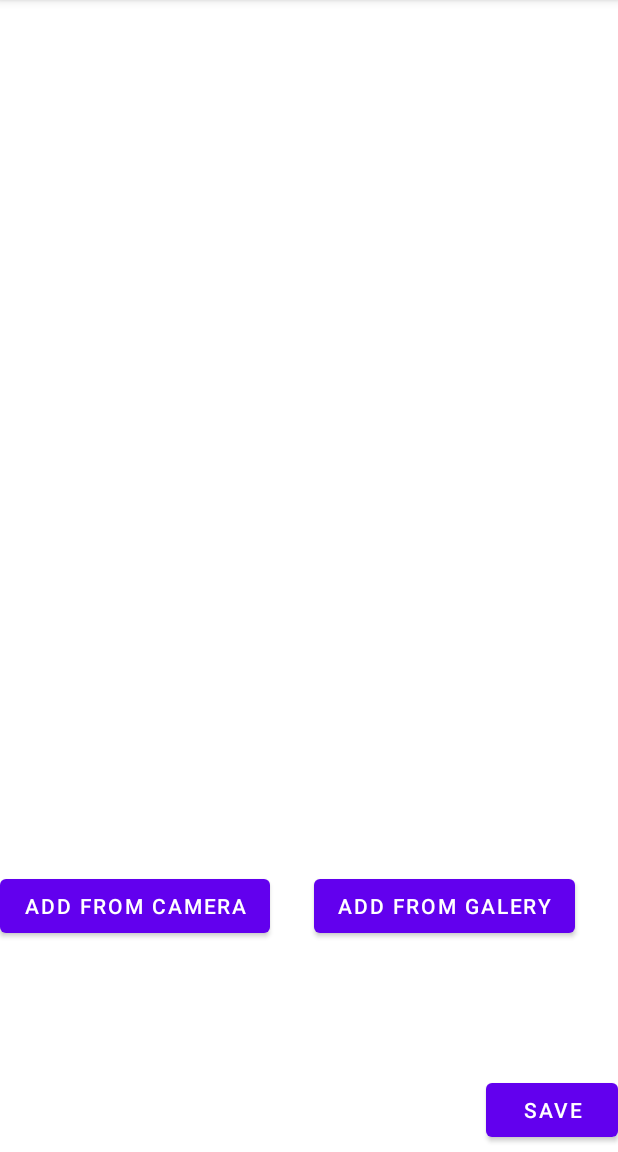
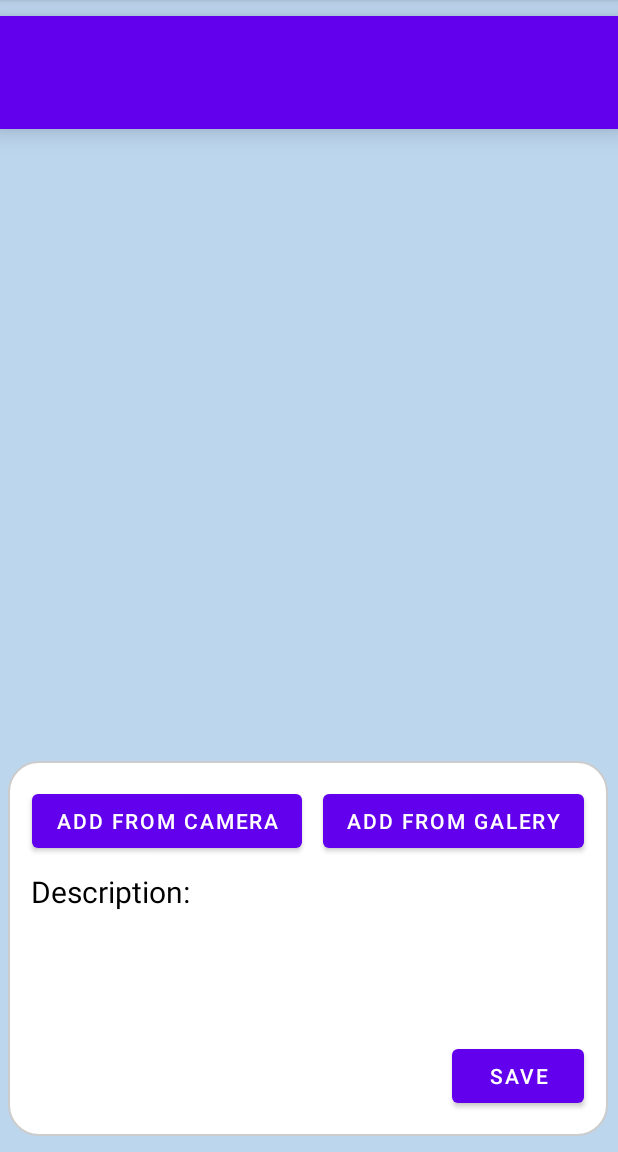
Before and after one commit to Metran10/Memories_Atlas, an Android app: the MapShowDetailsActivity screen opened directly, with no data from a screen before it, on a phone screen of 412 x 824 dp, the part 84-1236 px from its top. Run offline under Robolectric (Android 15) with nearby library versions, the phone set to English and light mode, and no system bars; 1 statement that could not run was skipped.

Commit message:
Metran10 - mapGalleryAdpaterv2 and better gallery layout

```diff
--- a/app/src/main/java/com/example/memories_atlas/googleMapsActivities/MapGalleryAdapter.kt
+++ b/app/src/main/java/com/example/memories_atlas/googleMapsActivities/MapGalleryAdapter.kt
@@ -3,6 +3,7 @@ package com.example.memories_atlas.googleMapsActivities
 import android.content.Context
 import android.net.Uri
 import android.view.LayoutInflater
+import android.view.View
 import android.view.ViewGroup
 import android.widget.ImageView
 import android.widget.TextView
@@ -11,28 +12,29 @@ import com.example.memories_atlas.R
 import com.example.memories_atlas.mainActivity.SetsAdapter
 import com.example.memories_atlas.models.UserSet
 
-class MapGalleryAdapter(val context: Context, val photos: MutableList<String>, val onClickListener: SetsAdapter.OnClickListener): RecyclerView.Adapter<SetsAdapter.ViewHolder>() {
+class MapGalleryAdapter(): RecyclerView.Adapter<GalleryViewHolder>() {
 
-    interface OnClickListener {
-        fun onItemClick(position: Int)
-    }
 
-    override fun onCreateViewHolder(parent: ViewGroup, viewType: Int): SetsAdapter.ViewHolder {
-        val view = LayoutInflater.from(context).inflate(R.layout.map_gallery_image, parent, false)
-        return SetsAdapter.ViewHolder(view)
+    override fun onCreateViewHolder(parent: ViewGroup, viewType: Int): GalleryViewHolder {
+        val layoutInflater = LayoutInflater.from(parent.context)
+        val galleryImage = layoutInflater.inflate(R.layout.map_gallery_image, parent, false)
+
+        return GalleryViewHolder(galleryImage)
     }
 
     override fun onBindViewHolder(holder: SetsAdapter.ViewHolder, position: Int) {
-        val photo_uri = photos[position]
-        val img_view = holder.itemView.findViewById<ImageView>(R.id.map_gallery_photo)
-
-        img_view.setImageURI(Uri.parse(photo_uri))
-
+        val image_view: ImageView = holder.itemView.findViewById(R.id.map_gallery_photo)
+        image_view.setImageURI(Uri.parse())
 
     }
 
     override fun getItemCount(): Int {
-        return photos.size
+        return 3
     }
 
 }
+
+
+class GalleryViewHolder(val view: View): RecyclerView.ViewHolder(view){
+
+}
--- a/app/src/main/java/com/example/memories_atlas/googleMapsActivities/MapShowDetailsActivity.kt
+++ b/app/src/main/java/com/example/memories_atlas/googleMapsActivities/MapShowDetailsActivity.kt
@@ -9,14 +9,11 @@ import androidx.appcompat.app.AppCompatActivity
 import android.os.Bundle
 import android.provider.MediaStore
 import android.widget.Button
-import android.widget.EditText
 import android.widget.TextView
-import android.widget.Toast
 import androidx.core.app.ActivityCompat
+import androidx.recyclerview.widget.GridLayoutManager
 import androidx.recyclerview.widget.RecyclerView
 import com.example.memories_atlas.R
-import com.example.memories_atlas.models.Place
-import com.example.memories_atlas.models.UserSet
 import java.util.ArrayList
 
 class MapShowDetailsActivity : AppCompatActivity() {
@@ -38,10 +35,16 @@ class MapShowDetailsActivity : AppCompatActivity() {
         name.text = passedName
         val description = findViewById<TextView>(R.id.description123)
         description.text = passedDescription
-        val recyclerView = findViewById<RecyclerView>(R.id.rec_view)
         val addFromGalery = findViewById<Button>(R.id.add_from_galery)
         val addFromCamera = findViewById<Button>(R.id.add_from_camera)
         val save = findViewById<Button>(R.id.save)
+
+
+        //recycler view config
+        val recyclerView = findViewById<RecyclerView>(R.id.rec_view_gallery)
+        recyclerView.layoutManager = GridLayoutManager(this, 2)
+        //recyclerView.adapter =
+
 
         addFromGalery.setOnClickListener {
 
--- /dev/null
+++ b/app/src/main/res/drawable/shadow.xml
@@ -0,0 +1,7 @@
+<?xml version="1.0" encoding="utf-8"?>
+<shape xmlns:android="http://schemas.android.com/apk/res/android"
+    android:shape="rectangle">
+    <solid android:color="@color/gray"/>
+    <corners android:radius="10dp"/>
+
+</shape>
--- a/app/src/main/res/layout/activity_map_show_details.xml
+++ b/app/src/main/res/layout/activity_map_show_details.xml
@@ -4,59 +4,121 @@
     xmlns:tools="http://schemas.android.com/tools"
     android:layout_width="match_parent"
     android:layout_height="match_parent"
+    android:background="@color/cyan_blue"
     tools:context=".googleMapsActivities.MapShowDetailsActivity">
 
-    <TextView
-        android:id="@+id/title123"
-        android:layout_width="115dp"
-        android:layout_height="66dp"
-        android:text="TextView"
-        app:layout_constraintStart_toStartOf="parent"
-        app:layout_constraintTop_toTopOf="parent" />
-
-    <Button
-        android:id="@+id/save"
-        android:layout_width="wrap_content"
-        android:layout_height="wrap_content"
-        android:layout_marginBottom="4dp"
-        android:text="Save"
-        app:layout_constraintBottom_toBottomOf="parent"
-        app:layout_constraintEnd_toEndOf="parent" />
-
-    <Button
-        android:id="@+id/add_from_camera"
-        android:layout_width="wrap_content"
-        android:layout_height="wrap_content"
-        android:layout_marginBottom="140dp"
-        android:text="Add from camera"
-        app:layout_constraintBottom_toBottomOf="parent"
-        app:layout_constraintStart_toStartOf="parent" />
-
-    <Button
-        android:id="@+id/add_from_galery"
-        android:layout_width="wrap_content"
-        android:layout_height="wrap_content"
-        android:layout_marginBottom="140dp"
-        android:text="Add from galery"
+    <androidx.constraintlayout.widget.ConstraintLayout
+        android:id="@+id/gallery_buttons_layout"
+        android:layout_width="400dp"
+        android:layout_height="250dp"
+        android:background="@drawable/rounded_corners"
         app:layout_constraintBottom_toBottomOf="parent"
         app:layout_constraintEnd_toEndOf="parent"
-        app:layout_constraintHorizontal_bias="0.506"
-        app:layout_constraintStart_toEndOf="@+id/add_from_camera" />
+        app:layout_constraintHorizontal_bias="0.454"
+        app:layout_constraintStart_toStartOf="parent"
+        app:layout_constraintTop_toBottomOf="@+id/rec_view_gallery"
+        app:layout_constraintVertical_bias="0.325">
+
+        <Button
+            android:id="@+id/add_from_camera"
+            android:layout_width="wrap_content"
+            android:layout_height="wrap_content"
+            android:text="Add from camera"
+            app:layout_constraintBottom_toBottomOf="parent"
+            app:layout_constraintEnd_toEndOf="parent"
+            app:layout_constraintHorizontal_bias="0.073"
+            app:layout_constraintStart_toStartOf="parent"
+            app:layout_constraintTop_toTopOf="parent"
+            app:layout_constraintVertical_bias="0.079" />
+
+        <Button
+            android:id="@+id/add_from_galery"
+            android:layout_width="wrap_content"
+            android:layout_height="wrap_content"
+            android:text="Add from galery"
+            app:layout_constraintBottom_toBottomOf="parent"
+            app:layout_constraintEnd_toEndOf="parent"
+            app:layout_constraintHorizontal_bias="0.928"
+            app:layout_constraintStart_toStartOf="parent"
+            app:layout_constraintTop_toTopOf="parent"
+            app:layout_constraintVertical_bias="0.079" />
+
+        <Button
+            android:id="@+id/save"
+            android:layout_width="wrap_content"
+            android:layout_height="wrap_content"
+            android:layout_marginBottom="16dp"
+            android:text="Save"
+            app:layout_constraintBottom_toBottomOf="parent"
+            app:layout_constraintEnd_toEndOf="parent"
+            app:layout_constraintHorizontal_bias="0.948"
+            app:layout_constraintStart_toStartOf="parent" />
+
+        <TextView
+            android:id="@+id/description123"
+            android:layout_width="275dp"
+            android:layout_height="132dp"
+            android:layout_marginBottom="16dp"
+            android:text="description_text"
+            app:layout_constraintBottom_toBottomOf="parent"
+            app:layout_constraintEnd_toEndOf="parent"
+            app:layout_constraintHorizontal_bias="0.128"
+            app:layout_constraintStart_toStartOf="parent" />
+
+        <TextView
+            android:id="@+id/gallery_desc_title"
+            android:layout_width="wrap_content"
+            android:layout_height="wrap_content"
+            android:layout_marginTop="9dp"
+            android:layout_marginBottom="9dp"
+            android:text="Description:"
+            android:textColor="@color/black"
+            android:textSize="20sp"
+            app:layout_constraintBottom_toTopOf="@+id/description123"
+            app:layout_constraintEnd_toEndOf="parent"
+            app:layout_constraintHorizontal_bias="0.053"
+            app:layout_constraintStart_toStartOf="parent"
+            app:layout_constraintTop_toBottomOf="@+id/add_from_camera"
+            app:layout_constraintVertical_bias="0.0" />
+    </androidx.constraintlayout.widget.ConstraintLayout>
 
     <androidx.recyclerview.widget.RecyclerView
-        android:id="@+id/rec_view"
+        android:id="@+id/rec_view_gallery"
         android:layout_width="409dp"
-        android:layout_height="475dp"
-        app:layout_constraintBottom_toTopOf="@+id/add_from_galery"
+        android:layout_height="400dp"
+        android:background="@color/cyan_blue"
+        app:layout_constraintBottom_toTopOf="@+id/gallery_buttons_layout"
         app:layout_constraintEnd_toEndOf="parent"
         app:layout_constraintStart_toStartOf="parent"
-        app:layout_constraintTop_toBottomOf="@+id/title123" />
+        app:layout_constraintTop_toBottomOf="@+id/gallery_upper_layout" />
 
-    <TextView
-        android:id="@+id/description123"
-        android:layout_width="111dp"
-        android:layout_height="65dp"
-        android:text="TextView"
+    <androidx.constraintlayout.widget.ConstraintLayout
+        android:id="@+id/gallery_upper_layout"
+        android:layout_width="match_parent"
+        android:layout_height="75dp"
+        android:elevation="10dp"
+        android:background="@color/design_default_color_primary"
+        app:layout_constraintBottom_toTopOf="@+id/rec_view_gallery"
         app:layout_constraintEnd_toEndOf="parent"
-        app:layout_constraintTop_toTopOf="parent" />
+        app:layout_constraintHorizontal_bias="0.0"
+        app:layout_constraintStart_toStartOf="parent"
+        app:layout_constraintTop_toTopOf="parent">
+
+        <TextView
+            android:id="@+id/title123"
+            android:layout_width="match_parent"
+            android:layout_height="66dp"
+            android:fontFamily="sans-serif"
+            android:text="Place Title"
+            android:textAlignment="center"
+            android:textColor="@color/white"
+            android:textSize="40sp"
+            app:layout_constraintBottom_toBottomOf="parent"
+            app:layout_constraintEnd_toEndOf="parent"
+            app:layout_constraintHorizontal_bias="0.0"
+            app:layout_constraintStart_toStartOf="parent"
+            app:layout_constraintTop_toTopOf="parent"
+            app:layout_constraintVertical_bias="0.444" />
+
+    </androidx.constraintlayout.widget.ConstraintLayout>
 </androidx.constraintlayout.widget.ConstraintLayout>
```
